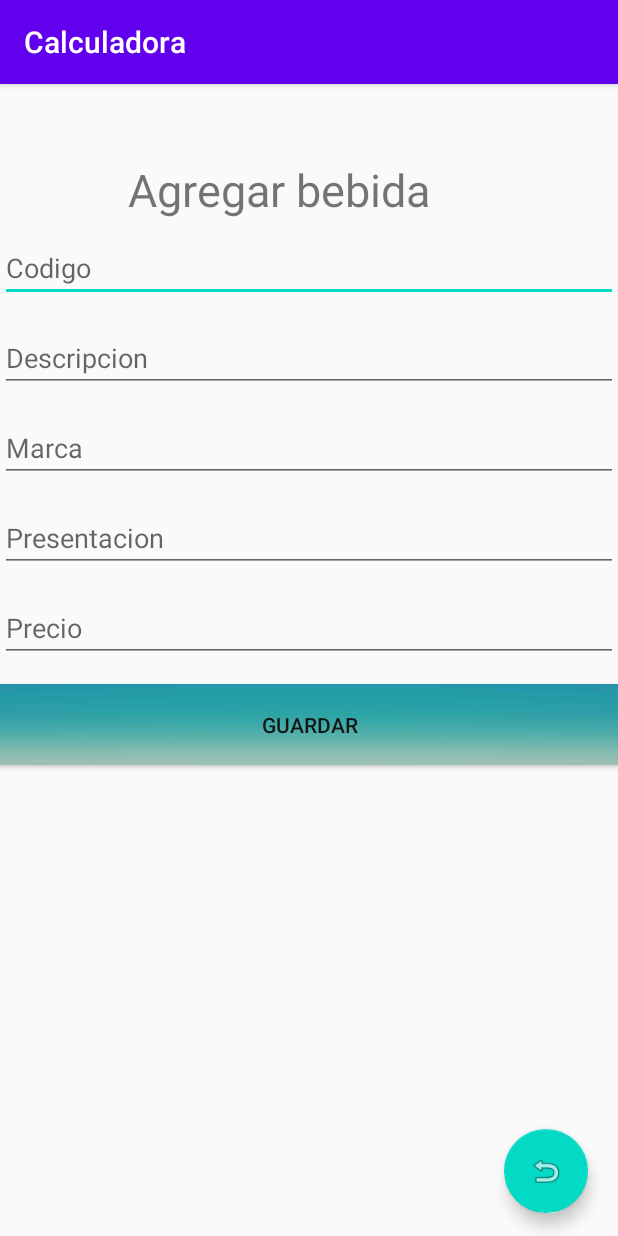
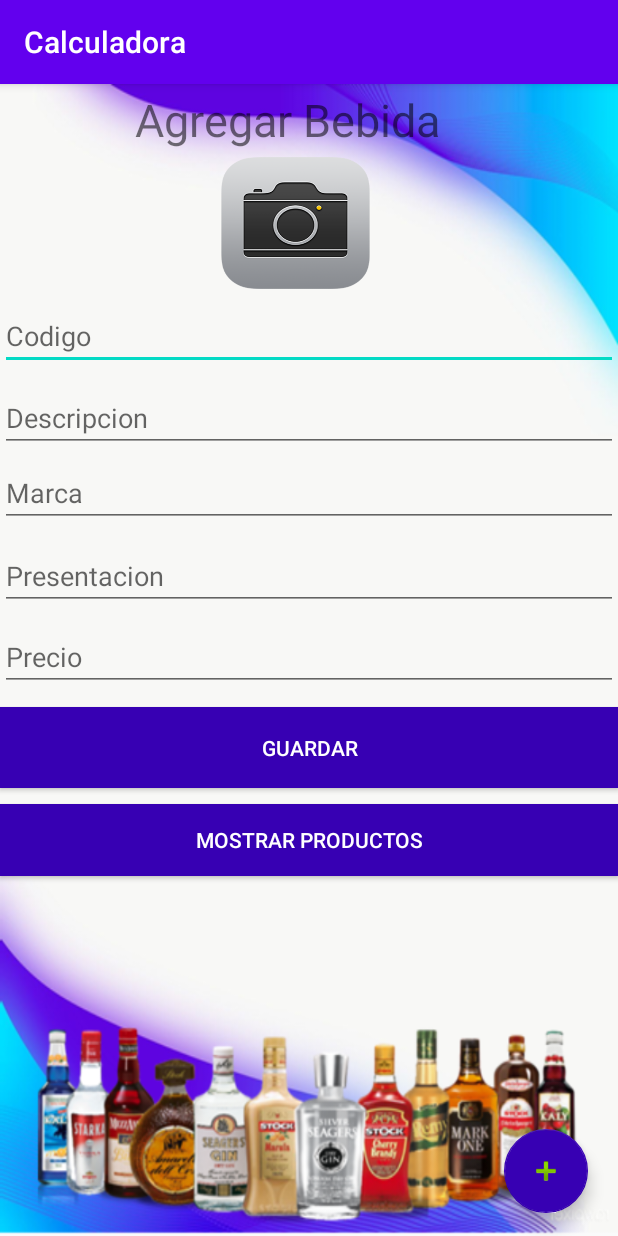
Before and after one commit to usis043719/Calculadora_ProIII, an Android app: the agregar_bebida_class screen opened directly, with no data from a screen before it, on a phone screen of 412 x 824 dp. Run offline under Robolectric (Android 15) with nearby library versions, the phone set to English and light mode, and no system bars; our stand-ins replace CircleImageView.

Commit message:
Diseño y Reportes

```diff
--- a/app/build.gradle
+++ b/app/build.gradle
@@ -30,5 +30,7 @@
     testImplementation 'junit:junit:4.12'
     androidTestImplementation 'androidx.test.ext:junit:1.1.1'
     androidTestImplementation 'androidx.test.espresso:espresso-core:3.2.0'
+    implementation 'de.hdodenhof:circleimageview:3.1.0'
+
 
 }
--- a/app/src/main/res/layout/activity_main.xml
+++ b/app/src/main/res/layout/activity_main.xml
@@ -5,8 +5,8 @@
     android:id="@+id/CbOperacion"
     android:layout_width="match_parent"
     android:layout_height="match_parent"
-    tools:context=".MainActivity"
-    android:background="@drawable/fondo">
+    android:background="@drawable/iclu"
+    tools:context=".MainActivity">
 
 
     <com.google.android.material.floatingactionbutton.FloatingActionButton
@@ -17,19 +17,22 @@
         android:layout_alignParentBottom="true"
         android:layout_marginRight="20dp"
         android:layout_marginBottom="15dp"
-        android:src="@android:drawable/ic_input_add" />
+        android:src="@android:drawable/ic_input_add"
+        app:backgroundTint="@color/colorPrimaryDark" />
 
     <ListView
         android:id="@+id/ltsProductosCouchDB"
         android:layout_width="match_parent"
         android:layout_height="match_parent"
-        android:layout_marginTop="60dp" >
+        android:layout_marginTop="60dp">
 
     </ListView>
 
     <EditText
         android:id="@+id/txtBuscarProducto"
+        android:hint="Buscar Bebida"
+        android:textSize="28dp"
         android:layout_width="match_parent"
         android:layout_height="60dp" />
 
-    </RelativeLayout>
+</RelativeLayout>
--- a/app/src/main/res/layout/agregar_bebida.xml
+++ b/app/src/main/res/layout/agregar_bebida.xml
@@ -4,14 +4,24 @@
     xmlns:tools="http://schemas.android.com/tools"
     android:layout_width="match_parent"
     android:layout_height="match_parent"
-    >
+    android:background="@drawable/imagen1">
 
+ <de.hdodenhof.circleimageview.CircleImageView
+     android:id="@+id/imgProducto"
+     android:layout_width="114dp"
+     android:layout_height="101dp"
+     android:layout_marginLeft="140dp"
+     android:layout_marginTop="42dp"
+     android:background="@drawable/foto"
+     app:civ_border_color="#EAE5E4"
+     app:civ_border_width="5dp"
+     app:civ_circle_background_color="#ffffff" />
 
  <EditText
      android:id="@+id/txtcodigo"
      android:layout_width="match_parent"
      android:layout_height="wrap_content"
-     android:layout_marginTop="100dp"
+     android:layout_marginTop="145dp"
      android:hint="Codigo"
      android:textColor="#1B1919" />
 
@@ -19,7 +29,7 @@
      android:id="@+id/txtdescripcion"
      android:layout_width="match_parent"
      android:layout_height="wrap_content"
-     android:layout_marginTop="160dp"
+     android:layout_marginTop="200dp"
      android:hint="Descripcion"
      android:textColor="#1B1A1A" />
 
@@ -27,7 +37,7 @@
      android:id="@+id/txtmarca"
      android:layout_width="match_parent"
      android:layout_height="wrap_content"
-     android:layout_marginTop="220dp"
+     android:layout_marginTop="250dp"
      android:hint="Marca"
      android:textColor="#1C1A1A" />
 
@@ -35,16 +45,15 @@
      android:id="@+id/txtpresentacion"
      android:layout_width="match_parent"
      android:layout_height="wrap_content"
-     android:layout_marginTop="280dp"
+     android:layout_marginTop="305dp"
      android:hint="Presentacion"
-     android:textColor="@color/colorAccent"
      android:textColorHighlight="#171616" />
 
  <EditText
      android:id="@+id/txtprecio"
      android:layout_width="match_parent"
      android:layout_height="wrap_content"
-     android:layout_marginTop="340dp"
+     android:layout_marginTop="359dp"
      android:hint="Precio"
      android:textColor="#1C1A1A" />
 
@@ -52,10 +61,20 @@
      android:id="@+id/btnGuardarProducto"
      android:layout_width="match_parent"
      android:layout_height="54dp"
-     android:layout_marginTop="400dp"
-     android:background="@drawable/fondo"
+     android:layout_marginTop="415dp"
+     android:background="@color/colorPrimaryDark"
      android:text="Guardar"
-     android:textColor="#151414" />
+     android:textColor="@color/design_default_color_background" />
+
+ <Button
+     android:id="@+id/btnMostrarProducto"
+     android:layout_width="match_parent"
+     android:layout_height="wrap_content"
+     android:layout_marginTop="480dp"
+     android:background="@color/colorPrimaryDark"
+     android:text="Mostrar Productos"
+     android:textColor="@color/design_default_color_background" />
+
 
  <com.google.android.material.floatingactionbutton.FloatingActionButton
      android:id="@+id/btnMostrarProductos"
@@ -65,15 +84,16 @@
      android:layout_alignParentBottom="true"
      android:layout_marginRight="20dp"
      android:layout_marginBottom="15dp"
-     android:src="@android:drawable/ic_menu_revert" />
+     android:src="@android:drawable/ic_input_add"
+     app:backgroundTint="@color/colorPrimaryDark" />
 
  <TextView
      android:id="@+id/lbltitulo"
      android:layout_width="wrap_content"
      android:layout_height="wrap_content"
-     android:layout_marginTop="50dp"
-     android:layout_marginLeft="85dp"
-     android:textSize="30dp"
-     android:text="Agregar bebida" />
+     android:layout_marginLeft="90dp"
+     android:layout_marginTop="3dp"
+     android:text="Agregar Bebida"
+     android:textSize="30dp" />
 
 </RelativeLayout>
```
Also changed, not shown: app/src/main/java/com/ugb/calculadora/Utilidades_Comunes.java (+7 -0 lines), app/src/main/res/drawable/foto.png (added), app/src/main/res/drawable/iclu.jpg (added), app/src/main/res/drawable/imagen1.png (added).
